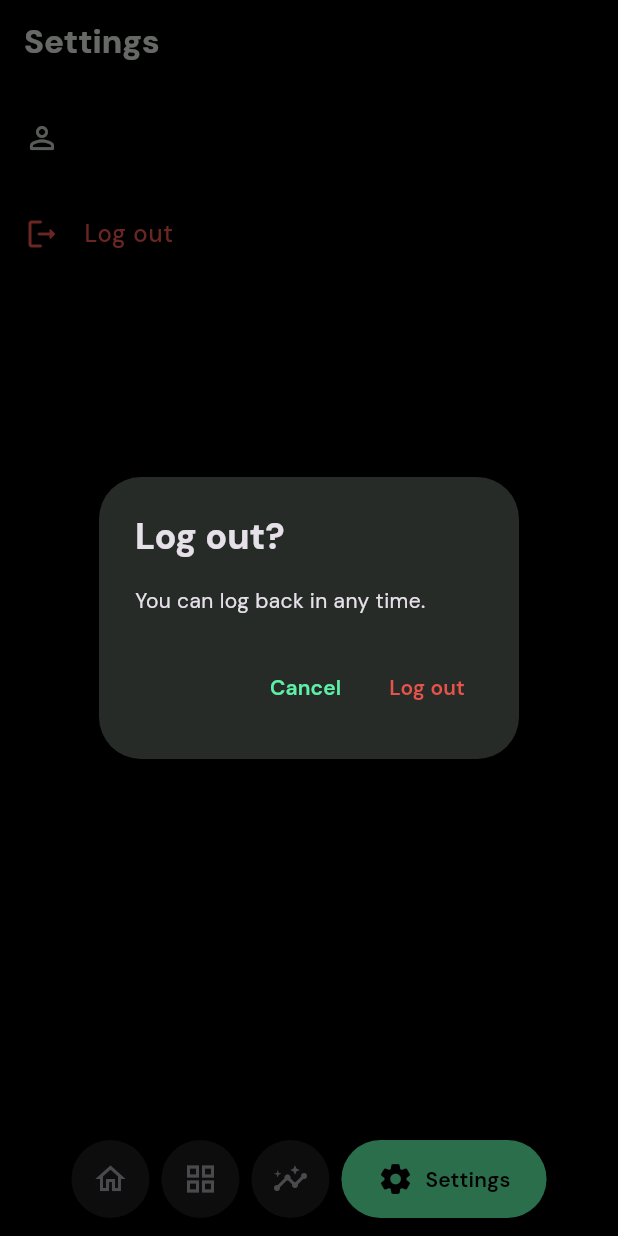
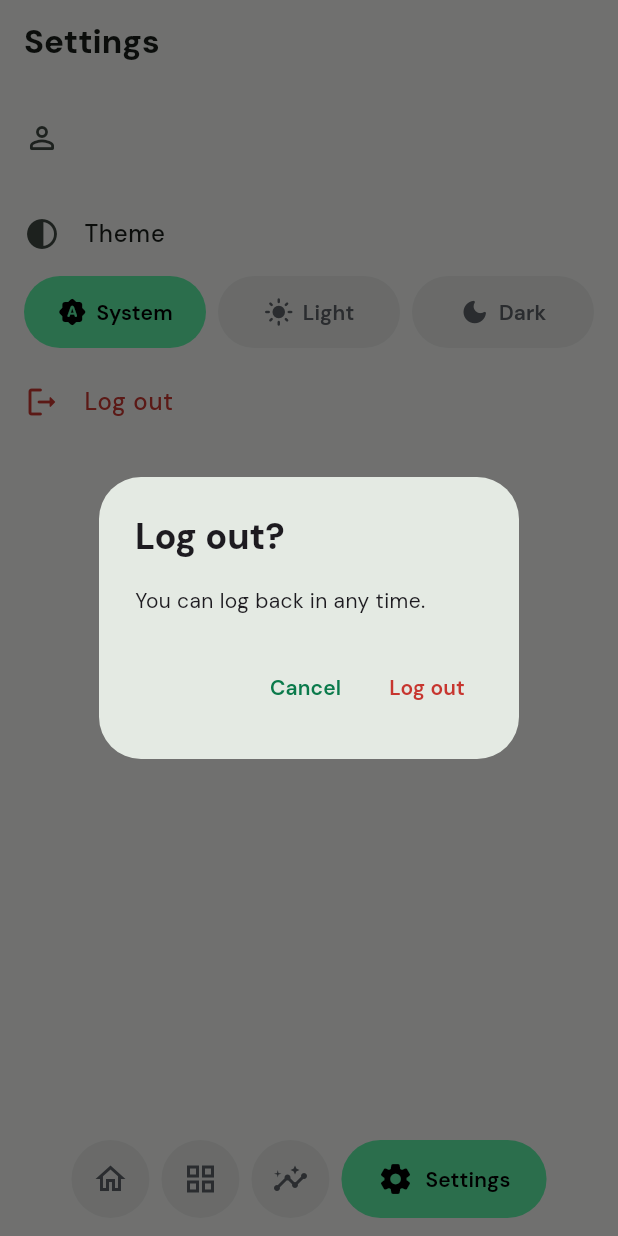
Before and after one commit to yash25hemnani/repwise, a Flutter app: the screen it shows once a user with an empty profile is signed in, item 4 of the bottom bar chosen, after a tap on "Log out", on a phone screen of 412 x 824 dp. Run offline on Flutter 3.47's test engine with Material 3 defaults, Android fonts, the phone set to English and light mode, and no system bars; our stand-ins replace cloud_firestore, firebase_auth, firebase_core, flutter_riverpod, flutter_svg, google_fonts and 2 more; accounts and stored records are empty.

Commit message:
feat: added light theme and system/light/dark setting

```diff
--- /dev/null
+++ b/lib/core/config/prefs_provider.dart
@@ -0,0 +1,7 @@
+import 'package:flutter_riverpod/flutter_riverpod.dart';
+import 'package:shared_preferences/shared_preferences.dart';
+
+// Loaded in main before runApp, so reads are synchronous
+final prefsProvider = Provider<SharedPreferences>(
+  (ref) => throw UnimplementedError('Overridden in main'),
+);
--- a/lib/core/layout/bottom_navbar.dart
+++ b/lib/core/layout/bottom_navbar.dart
@@ -17,7 +17,7 @@ class BottomNavbar extends StatelessWidget {
   @override
   Widget build(BuildContext context) {
     return ColoredBox(
-      color: AppColors.background,
+      color: context.colors.background,
       child: SafeArea(
         top: false,
         child: Padding(
@@ -41,7 +41,7 @@ class BottomNavbar extends StatelessWidget {
   }
 }
 
-// A dark circle with an icon, or a green pill with icon and label when selected
+// A surface circle with an icon, or a green pill with icon and label when selected
 class _NavItem extends StatelessWidget {
   final NavItemModel item;
   final bool selected;
@@ -55,10 +55,11 @@ class _NavItem extends StatelessWidget {
 
   @override
   Widget build(BuildContext context) {
-    final color = selected ? AppColors.onAccent : AppColors.textSecondary;
+    final colors = context.colors;
+    final color = selected ? AppColors.onAccent : colors.textSecondary;
 
     return Material(
-      color: selected ? AppColors.green : AppColors.surface,
+      color: selected ? AppColors.green : colors.surface,
       shape: const StadiumBorder(),
       clipBehavior: Clip.antiAlias,
       child: InkWell(
--- a/lib/core/theme/app_colors.dart
+++ b/lib/core/theme/app_colors.dart
@@ -1,31 +1,89 @@
 import 'package:flutter/material.dart';
 
-// Dark palette from the design reference. Light tokens come with THEM-01.
-class AppColors {
-  AppColors._();
-
-  // Surfaces
-  static const background = Color(0xFF000000);
-  static const transparent = Color(0x00000000);
-  static const surface = Color(0xFF1C1C1F); // navbar circles, dark cards
-  static const border = Color(0xFF2A2A2E);
-
-  // Text
-  static const text = Color(0xFFFFFFFF);
-  static const textSecondary = Color(0xFFA1A1A8);
-
-  // Bright accents
+// Static colours look the same in both modes. Instance colours change with
+// the theme, so read them with context.colors
+class AppColors extends ThemeExtension<AppColors> {
+  // Fills that work on black and on chalk
+  static const green = Color(0xFF5DF0A6);
   static const blue = Color(0xFF2B52EB);
-  static const green = Color(0xFF5DF0A6);
   static const yellow = Color(0xFFF9C356);
   static const purple = Color(0xFFA78BFA);
-  static const red = Color(0xFFE5534B);
 
-  // Text and icons on the bright accents
+  // Text and icons on the fills above
   static const onAccent = Color(0xFF000000);
-  static const ink = Color(0xFF050505);
+  static const transparent = Color(0x00000000);
 
   // Avatar gradient
   static const avatarLight = Color(0xFFBCC2E2);
   static const avatarDark = Color(0xFFA7AED3);
+
+  final Color background;
+  final Color surface; // navbar circles, cards
+  final Color border;
+  final Color text;
+  final Color textSecondary;
+  // Green that reads as text on background; mint is too pale on chalk
+  final Color greenText;
+  final Color onGreenText;
+  final Color red;
+
+  const AppColors._({
+    required this.background,
+    required this.surface,
+    required this.border,
+    required this.text,
+    required this.textSecondary,
+    required this.greenText,
+    required this.onGreenText,
+    required this.red,
+  });
+
+  static const dark = AppColors._(
+    background: Color(0xFF000000),
+    surface: Color(0xFF1C1C1F),
+    border: Color(0xFF2A2A2E),
+    text: Color(0xFFFFFFFF),
+    textSecondary: Color(0xFFA1A1A8),
+    greenText: green,
+    onGreenText: onAccent,
+    red: Color(0xFFE5534B),
+  );
+
+  // Gym chalk: cool off-white, pure black text, rubber-grey raised surfaces
+  static const light = AppColors._(
+    background: Color(0xFFF4F5F3),
+    surface: Color(0xFFE6E8E5),
+    border: Color(0xFFD5D8D4),
+    text: Color(0xFF000000),
+    textSecondary: Color(0xFF5C6066),
+    greenText: Color(0xFF0A7A4B),
+    onGreenText: Color(0xFFFFFFFF),
+    red: Color(0xFFC7362F),
+  );
+
+  // Palettes are fixed, so there's nothing to copy
+  @override
+  AppColors copyWith() => this;
+
+  // Blends the two palettes while the theme switch animates
+  @override
+  AppColors lerp(AppColors? other, double t) {
+    if (other == null) return this;
+    Color mix(Color a, Color b) => Color.lerp(a, b, t)!;
+
+    return AppColors._(
+      background: mix(background, other.background),
+      surface: mix(surface, other.surface),
+      border: mix(border, other.border),
+      text: mix(text, other.text),
+      textSecondary: mix(textSecondary, other.textSecondary),
+      greenText: mix(greenText, other.greenText),
+      onGreenText: mix(onGreenText, other.onGreenText),
+      red: mix(red, other.red),
+    );
+  }
 }
+
+extension AppColorsContext on BuildContext {
+  AppColors get colors => Theme.of(this).extension<AppColors>()!;
+}
--- a/lib/core/theme/app_theme.dart
+++ b/lib/core/theme/app_theme.dart
@@ -1,4 +1,5 @@
 import 'package:flutter/material.dart';
+import 'package:flutter/services.dart';
 import 'package:google_fonts/google_fonts.dart';
 import 'package:repwise/core/theme/app_colors.dart';
 
@@ -34,26 +35,56 @@ class AppTheme {
     );
   }
 
-  static ThemeData get light => ThemeData(
-    useMaterial3: true,
-    textTheme: _weighted(ThemeData.light().textTheme),
+  static ThemeData get light =>
+      _build(AppColors.light, Brightness.light, ThemeData.light().textTheme);
+
+  static ThemeData get dark =>
+      _build(AppColors.dark, Brightness.dark, ThemeData.dark().textTheme);
+
+  static ThemeData _build(AppColors c, Brightness brightness, TextTheme base) {
+    final isDark = brightness == Brightness.dark;
+    final textTheme = _weighted(base);
+
+    // Status and nav bar icons flip so they show on the background
+    final overlay = SystemUiOverlayStyle(
+      statusBarColor: AppColors.transparent,
+      statusBarIconBrightness: isDark ? Brightness.light : Brightness.dark,
+      statusBarBrightness: brightness,
+      systemNavigationBarColor: c.background,
+      systemNavigationBarIconBrightness: isDark
+          ? Brightness.light
+          : Brightness.dark,
     );
 
-  static ThemeData get dark => ThemeData(
+    return ThemeData(
       useMaterial3: true,
-    brightness: Brightness.dark,
-    scaffoldBackgroundColor: AppColors.background,
+      brightness: brightness,
+      scaffoldBackgroundColor: c.background,
       colorScheme: ColorScheme.fromSeed(
         seedColor: AppColors.green,
-      brightness: Brightness.dark,
-      primary: AppColors.green,
-      onPrimary: AppColors.onAccent,
-      surface: AppColors.background,
+        brightness: brightness,
+        primary: c.greenText,
+        onPrimary: c.onGreenText,
+        surface: c.background,
+        error: c.red,
       ),
-    textTheme: _weighted(ThemeData.dark().textTheme),
-    snackBarTheme: const SnackBarThemeData(
+      textTheme: textTheme,
+      extensions: [c],
+      appBarTheme: AppBarTheme(systemOverlayStyle: overlay),
+      // Mint with black text in both modes, like the selected navbar pill
+      filledButtonTheme: FilledButtonThemeData(
+        style: FilledButton.styleFrom(
+          backgroundColor: AppColors.green,
+          foregroundColor: AppColors.onAccent,
+        ),
+      ),
+      dividerTheme: DividerThemeData(color: c.border),
+      snackBarTheme: SnackBarThemeData(
         behavior: SnackBarBehavior.floating,
-      backgroundColor: AppColors.surface,
+        backgroundColor: c.surface,
+        contentTextStyle: textTheme.bodyMedium?.copyWith(color: c.text),
+        actionTextColor: c.greenText,
       ),
     );
   }
+}
--- a/lib/core/widgets/coming_soon.dart
+++ b/lib/core/widgets/coming_soon.dart
@@ -15,7 +15,7 @@ class ComingSoon extends StatelessWidget {
           '$title is coming soon',
           style: Theme.of(
             context,
-          ).textTheme.bodyMedium?.copyWith(color: AppColors.textSecondary),
+          ).textTheme.bodyMedium?.copyWith(color: context.colors.textSecondary),
         ),
       ),
     );
--- a/lib/features/auth/screens/login_screen.dart
+++ b/lib/features/auth/screens/login_screen.dart
@@ -113,7 +113,7 @@ class _LoginScreenState extends State<LoginScreen> {
                       'Log in to pick up your training.',
                       textAlign: TextAlign.center,
                       style: text.bodyMedium?.copyWith(
-                        color: AppColors.textSecondary,
+                        color: context.colors.textSecondary,
                       ),
                     ),
                     const SizedBox(height: 24),
--- a/lib/features/auth/screens/signup_screen.dart
+++ b/lib/features/auth/screens/signup_screen.dart
@@ -117,7 +117,7 @@ class _SignupScreenState extends State<SignupScreen> {
                       'Plan your week and log every set.',
                       textAlign: TextAlign.center,
                       style: text.bodyMedium?.copyWith(
-                        color: AppColors.textSecondary,
+                        color: context.colors.textSecondary,
                       ),
                     ),
                     const SizedBox(height: 24),
@@ -157,7 +157,7 @@ class _SignupScreenState extends State<SignupScreen> {
                       child: Text(
                         'At least 8 characters',
                         style: text.bodySmall?.copyWith(
-                          color: AppColors.textSecondary,
+                          color: context.colors.textSecondary,
                         ),
                       ),
                     ),
--- a/lib/features/auth/widgets/google_sign_in_button.dart
+++ b/lib/features/auth/widgets/google_sign_in_button.dart
@@ -51,8 +51,8 @@ class _GoogleSignInButtonState extends State<GoogleSignInButton> {
     return OutlinedButton(
       onPressed: _signIn,
       style: OutlinedButton.styleFrom(
-        foregroundColor: AppColors.text,
-        side: const BorderSide(color: AppColors.border),
+        foregroundColor: context.colors.text,
+        side: BorderSide(color: context.colors.border),
       ),
       child: _isLoading
           ? const SizedBox.square(
--- a/lib/features/auth/widgets/or_divider.dart
+++ b/lib/features/auth/widgets/or_divider.dart
@@ -7,19 +7,21 @@ class OrDivider extends StatelessWidget {
 
   @override
   Widget build(BuildContext context) {
+    final colors = context.colors;
+
     return Row(
       children: [
-        const Expanded(child: Divider(color: AppColors.border)),
+        Expanded(child: Divider(color: colors.border)),
         Padding(
           padding: const EdgeInsets.symmetric(horizontal: 12),
           child: Text(
             'or',
             style: Theme.of(
               context,
-            ).textTheme.bodyMedium?.copyWith(color: AppColors.textSecondary),
+            ).textTheme.bodyMedium?.copyWith(color: colors.textSecondary),
           ),
         ),
-        const Expanded(child: Divider(color: AppColors.border)),
+        Expanded(child: Divider(color: colors.border)),
       ],
     );
   }
--- a/lib/features/profile/repositories/user_repository.dart
+++ b/lib/features/profile/repositories/user_repository.dart
@@ -1,4 +1,5 @@
 import 'package:cloud_firestore/cloud_firestore.dart';
+import 'package:flutter/material.dart';
 import 'package:repwise/features/profile/models/user_model.dart';
 
 class UserRepository {
@@ -35,6 +36,12 @@ class UserRepository {
     });
   }
 
+  Future<void> updateTheme(String uid, ThemeMode theme) {
+    return _db.collection('users').doc(uid).update({
+      'settings.theme': theme.name,
+    });
+  }
+
   Stream<UserModel?> watchUser(String uid) {
     return _db.collection('users').doc(uid).snapshots().map((snap) {
       if (!snap.exists) return null;
--- /dev/null
+++ b/lib/features/settings/providers/theme_provider.dart
@@ -0,0 +1,36 @@
+import 'package:flutter/material.dart';
+import 'package:flutter_riverpod/flutter_riverpod.dart';
+import 'package:repwise/core/config/prefs_provider.dart';
+import 'package:repwise/features/auth/providers/auth_provider.dart';
+import 'package:repwise/features/profile/providers/user_provider.dart';
+
+class ThemeNotifier extends Notifier<ThemeMode> {
+  static const _key = 'theme_mode';
+
+  @override
+  ThemeMode build() {
+    // Saved on the phone, so the right theme shows from the first frame
+    final saved = ref.watch(prefsProvider).getString(_key);
+    final mode = ThemeMode.values.asNameMap()[saved];
+    if (mode != null) return mode;
+
+    // Nothing saved yet (fresh install), so use the profile's once it loads
+    final uid = ref.watch(currentUidProvider).value;
+    if (uid == null) return ThemeMode.system;
+    return ref.watch(userProfileProvider(uid)).value?.theme ?? ThemeMode.system;
+  }
+
+  Future<void> set(ThemeMode mode) async {
+    state = mode;
+    await ref.read(prefsProvider).setString(_key, mode.name);
+
+    final uid = ref.read(currentUidProvider).value;
+    if (uid == null) return;
+    // Not awaited: offline writes only finish once back online
+    ref.read(userRepositoryProvider).updateTheme(uid, mode).ignore();
+  }
+}
+
+final themeProvider = NotifierProvider<ThemeNotifier, ThemeMode>(
+  ThemeNotifier.new,
+);
--- a/lib/features/settings/screens/settings_screen.dart
+++ b/lib/features/settings/screens/settings_screen.dart
@@ -1,6 +1,7 @@
 import 'package:flutter/material.dart';
 import 'package:repwise/core/theme/app_colors.dart';
 import 'package:repwise/features/auth/services/auth_service.dart';
+import 'package:repwise/features/settings/widgets/theme_picker.dart';
 
 class SettingsScreen extends StatelessWidget {
   const SettingsScreen({super.key});
@@ -19,7 +20,7 @@ class SettingsScreen extends StatelessWidget {
           ),
           TextButton(
             onPressed: () => Navigator.pop(context, true),
-            style: TextButton.styleFrom(foregroundColor: AppColors.red),
+            style: TextButton.styleFrom(foregroundColor: context.colors.red),
             child: const Text('Log out'),
           ),
         ],
@@ -32,6 +33,7 @@ class SettingsScreen extends StatelessWidget {
   @override
   Widget build(BuildContext context) {
     final user = AuthService().currentUser;
+    final colors = context.colors;
 
     return Scaffold(
       appBar: AppBar(title: const Text('Settings')),
@@ -43,15 +45,20 @@ class SettingsScreen extends StatelessWidget {
               title: Text(user.displayName ?? 'Your account'),
               subtitle: Text(
                 user.email ?? '',
-                style: const TextStyle(color: AppColors.textSecondary),
+                style: TextStyle(color: colors.textSecondary),
               ),
             ),
+          const ListTile(
+            leading: Icon(Icons.contrast_rounded),
+            title: Text('Theme'),
+          ),
+          const Padding(
+            padding: EdgeInsets.fromLTRB(16, 0, 16, 8),
+            child: ThemePicker(),
+          ),
           ListTile(
-            leading: const Icon(Icons.logout_rounded, color: AppColors.red),
-            title: const Text(
-              'Log out',
-              style: TextStyle(color: AppColors.red),
-            ),
+            leading: Icon(Icons.logout_rounded, color: colors.red),
+            title: Text('Log out', style: TextStyle(color: colors.red)),
             onTap: () => _confirmLogOut(context),
           ),
         ],
--- /dev/null
+++ b/lib/features/settings/widgets/theme_picker.dart
@@ -0,0 +1,85 @@
+import 'package:flutter/material.dart';
+import 'package:flutter_riverpod/flutter_riverpod.dart';
+import 'package:repwise/core/theme/app_colors.dart';
+import 'package:repwise/features/settings/providers/theme_provider.dart';
+
+// System / Light / Dark as pills, styled like the bottom navbar
+class ThemePicker extends ConsumerWidget {
+  const ThemePicker({super.key});
+
+  static const _options = [
+    (ThemeMode.system, 'System', Icons.brightness_auto_rounded),
+    (ThemeMode.light, 'Light', Icons.light_mode_rounded),
+    (ThemeMode.dark, 'Dark', Icons.dark_mode_rounded),
+  ];
+
+  @override
+  Widget build(BuildContext context, WidgetRef ref) {
+    final current = ref.watch(themeProvider);
+
+    return Row(
+      children: [
+        for (final (mode, label, icon) in _options) ...[
+          if (mode != ThemeMode.system) const SizedBox(width: 8),
+          Expanded(
+            child: _ThemePill(
+              label: label,
+              icon: icon,
+              selected: mode == current,
+              onTap: () => ref.read(themeProvider.notifier).set(mode),
+            ),
+          ),
+        ],
+      ],
+    );
+  }
+}
+
+class _ThemePill extends StatelessWidget {
+  const _ThemePill({
+    required this.label,
+    required this.icon,
+    required this.selected,
+    required this.onTap,
+  });
+
+  final String label;
+  final IconData icon;
+  final bool selected;
+  final VoidCallback onTap;
+
+  @override
+  Widget build(BuildContext context) {
+    final colors = context.colors;
+    final color = selected ? AppColors.onAccent : colors.textSecondary;
+
+    return Semantics(
+      selected: selected,
+      button: true,
+      child: Material(
+        color: selected ? AppColors.green : colors.surface,
+        shape: const StadiumBorder(),
+        clipBehavior: Clip.antiAlias,
+        child: InkWell(
+          onTap: onTap,
+          child: SizedBox(
+            height: 48,
+            child: Row(
+              mainAxisAlignment: MainAxisAlignment.center,
+              children: [
+                Icon(icon, size: 20, color: color),
+                const SizedBox(width: 6),
+                Text(
+                  label,
+                  style: Theme.of(
+                    context,
+                  ).textTheme.titleSmall?.copyWith(color: color),
+                ),
+              ],
+            ),
+          ),
+        ),
+      ),
+    );
+  }
+}
--- a/lib/main.dart
+++ b/lib/main.dart
@@ -1,10 +1,14 @@
 import 'package:cloud_firestore/cloud_firestore.dart';
 import 'package:firebase_core/firebase_core.dart';
 import 'package:flutter/material.dart';
+import 'package:flutter/services.dart';
 import 'package:flutter_riverpod/flutter_riverpod.dart';
+import 'package:repwise/core/config/prefs_provider.dart';
 import 'package:repwise/core/theme/app_theme.dart';
 import 'package:repwise/features/auth/screens/auth_gate.dart';
+import 'package:repwise/features/settings/providers/theme_provider.dart';
 import 'package:repwise/firebase_options.dart';
+import 'package:shared_preferences/shared_preferences.dart';
 
 Future<void> main() async {
   // Needed before any native plugin call ahead of runApp
@@ -14,21 +18,33 @@ Future<void> main() async {
   FirebaseFirestore.instance.settings = const Settings(
     persistenceEnabled: true,
   );
-  runApp(const ProviderScope(child: RepwiseApp()));
+  // Loaded up front so the saved theme applies on the first frame
+  final prefs = await SharedPreferences.getInstance();
+
+  runApp(
+    ProviderScope(
+      overrides: [prefsProvider.overrideWithValue(prefs)],
+      child: const RepwiseApp(),
+    ),
+  );
 }
 
-class RepwiseApp extends StatelessWidget {
+class RepwiseApp extends ConsumerWidget {
   const RepwiseApp({super.key});
 
   @override
-  Widget build(BuildContext context) {
+  Widget build(BuildContext context, WidgetRef ref) {
     return MaterialApp(
       title: 'Repwise',
       debugShowCheckedModeBanner: false,
       theme: AppTheme.light,
       darkTheme: AppTheme.dark,
-      // Dark only until light tokens exist (THEM-01)
-      themeMode: ThemeMode.dark,
+      themeMode: ref.watch(themeProvider),
+      // Screens without an app bar still get readable status bar icons
+      builder: (context, child) => AnnotatedRegion<SystemUiOverlayStyle>(
+        value: Theme.of(context).appBarTheme.systemOverlayStyle!,
+        child: child!,
+      ),
       home: const AuthGate(),
     );
   }
--- a/pubspec.yaml
+++ b/pubspec.yaml
@@ -41,6 +41,7 @@ dependencies:
   flutter_riverpod: 3.0.0
   flutter_svg: ^2.3.4
   google_sign_in: ^7.2.0
+  shared_preferences: ^2.5.6
 
 dev_dependencies:
   flutter_test:
```
Also changed, not shown: pubspec.lock. Lines whose indentation alone changed are shown as unchanged.
